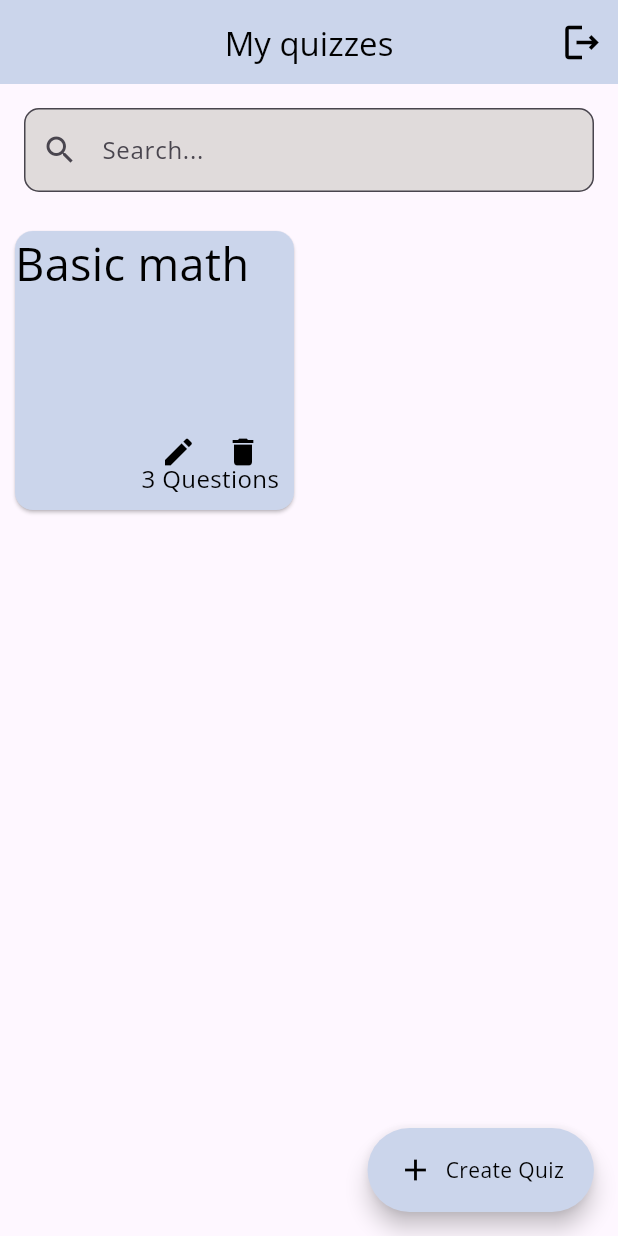
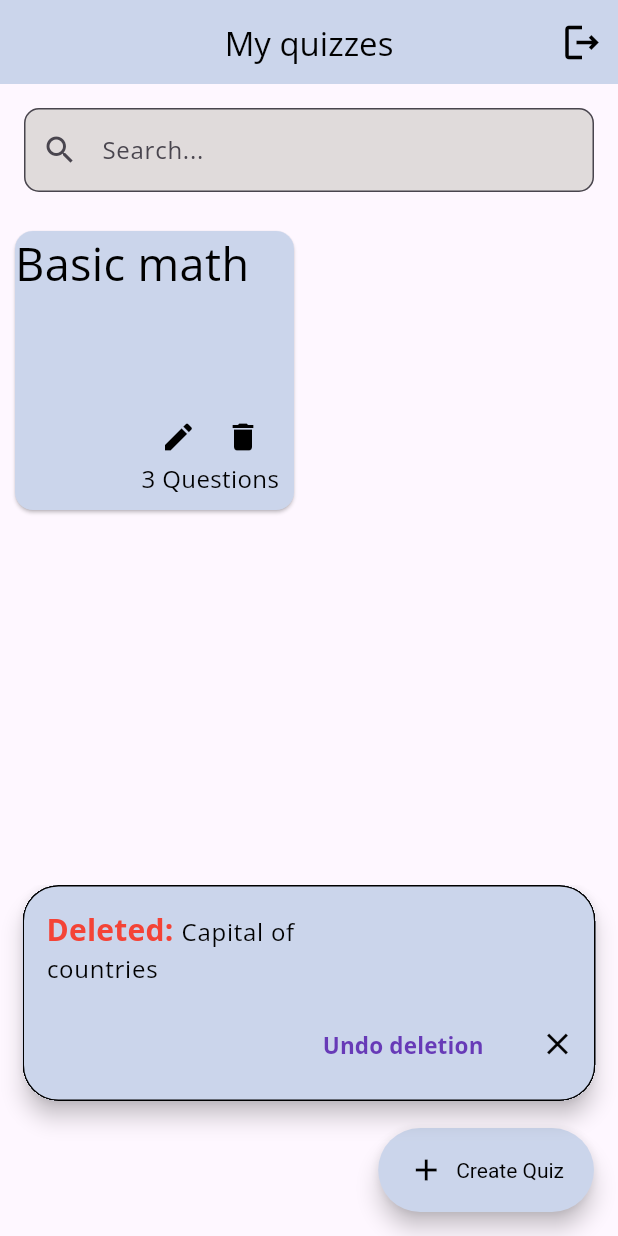
Before and after one commit to rapunschel/quizme, a Flutter app: the screen it shows once a user with an empty profile is signed in, after a tap on the "delete" icon, on a phone screen of 412 x 824 dp. Run offline on Flutter 3.47's test engine with Material 2 defaults, Android fonts, the phone set to English and light mode, and no system bars; our stand-ins replace awesome_dialog, cloud_firestore, firebase_auth, firebase_core, google_fonts; accounts and stored records are empty.

Commit message:
Added a snackbar for undoing deletion of quiz

```diff
--- a/lib/providers/quiz_handler.dart
+++ b/lib/providers/quiz_handler.dart
@@ -7,6 +7,8 @@ class QuizHandler extends ChangeNotifier {
   List<Quiz> quizzes = [initiateQuiz(), initiateQuiz2()];
   bool _updateFlag = false;
 
+  // Only used for undoing deletion
+  Quiz? lastRemovedQuiz;
   void addQuiz(Quiz quiz) {
     if (!quizzes.contains(quiz)) {
       quizzes.add(quiz);
@@ -15,7 +17,10 @@ class QuizHandler extends ChangeNotifier {
   }
 
   void removeQuiz(Quiz quiz) {
-    quizzes.remove(quiz);
+    if (quizzes.remove(quiz)) {
+      lastRemovedQuiz = quiz;
+    }
+
     notifyListeners();
   }
 
--- a/lib/screens/homepage.dart
+++ b/lib/screens/homepage.dart
@@ -39,14 +39,11 @@ class HomePage extends StatelessWidget {
           shape: RoundedRectangleBorder(
             borderRadius: BorderRadius.circular(30.0),
           ),
-          label: Row(
+          label: const Row(
             children: [
-              const Icon(
-                Icons.add, /* color: Colors.white */
-              ),
-              const SizedBox(width: 8.0),
-              Text('Create Quiz',
-                  style: Theme.of(context).textTheme.bodyMedium),
+              Icon(Icons.add),
+              SizedBox(width: 8.0),
+              Text('Create Quiz'),
             ],
           ),
         ),
@@ -136,9 +133,10 @@ class QuizCard extends StatelessWidget {
               ],
             ),
             Positioned(
-              bottom: 15.0,
+              bottom: 25.0,
               right: 10.0,
               child: Wrap(spacing: -5, children: [
+                // Edit Quiz button
                 IconButton(
                     onPressed: () {
                       QuizCreationProvider qcProvider =
@@ -152,9 +150,12 @@ class QuizCard extends StatelessWidget {
                           ));
                     },
                     icon: const Icon(Icons.edit)),
+                // Delete Quiz button
                 IconButton(
                     onPressed: () {
+                      final messenger = ScaffoldMessenger.of(context);
                       context.read<QuizHandler>().removeQuiz(quiz);
+                      messenger.showSnackBar(showSnackBar(context));
                     },
                     icon: const Icon(Icons.delete))
               ]),
@@ -174,4 +175,34 @@ class QuizCard extends StatelessWidget {
       ),
     );
   }
+
+  SnackBar showSnackBar(BuildContext context) {
+    QuizHandler handler = context.read<QuizHandler>();
+
+    var removedQuiz = handler.lastRemovedQuiz;
+    return SnackBar(
+      margin: EdgeInsets.only(left: 15, right: 15, bottom: 90),
+      duration: const Duration(seconds: 2),
+      content: Text.rich(
+        TextSpan(
+          text: "Deleted: ",
+          style: Theme.of(context).textTheme.titleMedium!.copyWith(
+                color: Colors.red,
+              ),
+          children: <InlineSpan>[
+            TextSpan(
+              text: removedQuiz!.title,
+              style: Theme.of(context).textTheme.bodyLarge,
+            ),
+          ],
+        ),
+      ), //Text("Deleted: ${removedTask!.text}"),
+      action: SnackBarAction(
+        label: 'Undo deletion',
+        onPressed: () {
+          handler.addQuiz(removedQuiz);
+        },
+      ),
+    );
+  }
 }
```
